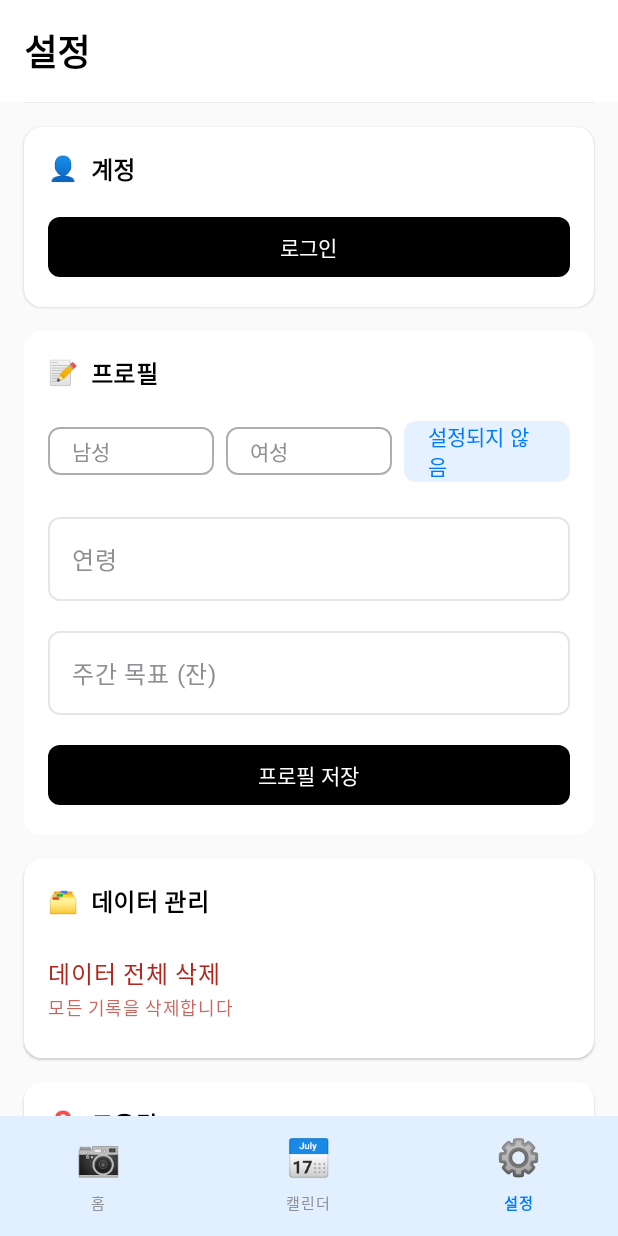
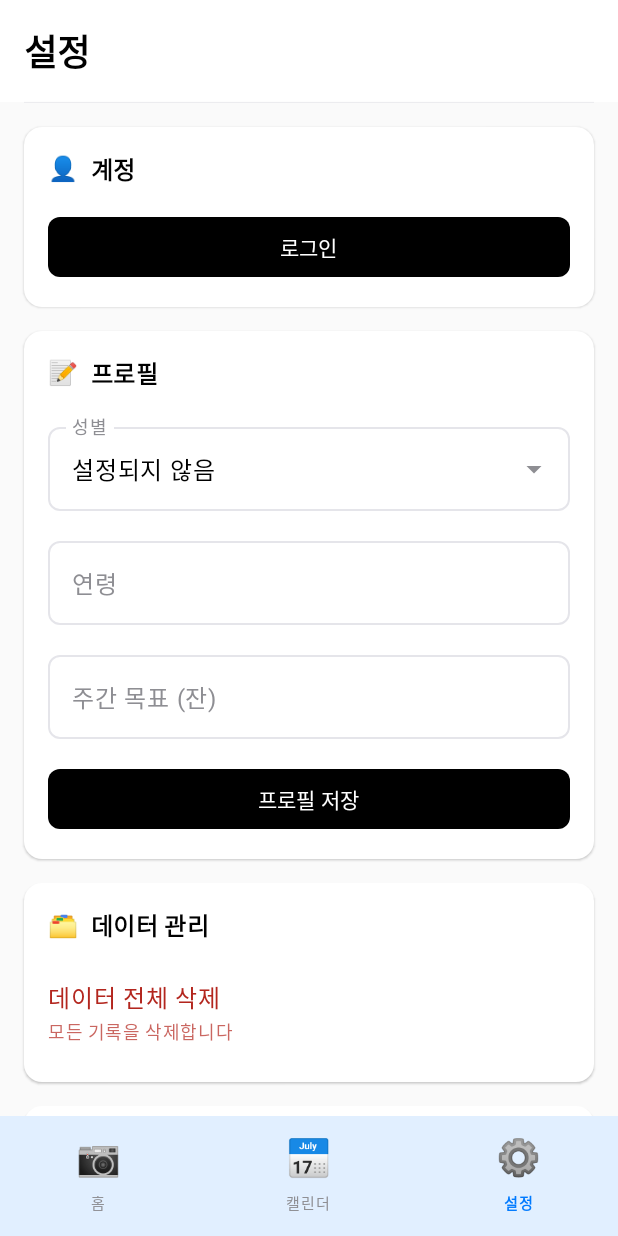
Before and after one commit to namd0ng/team27-aws-hackathon, an Android app built with Jetpack Compose: the SettingsScreen screen opened through its navigation route, on a phone screen of 412 x 824 dp. Run offline under Robolectric (Android 15) with nearby library versions, the phone set to English and light mode, and no system bars.

Commit message:
[UPDATE] 성별 드랍박스 선택 방식으로 수정

```diff
--- a/app/src/main/java/com/hackathon/alcolook/ui/settings/SettingsScreen.kt
+++ b/app/src/main/java/com/hackathon/alcolook/ui/settings/SettingsScreen.kt
@@ -212,29 +212,46 @@ fun SettingsScreen(
                     Spacer(modifier = Modifier.height(16.dp))
 
                     // 성별 선택
-                    Row(
-                        modifier = Modifier.fillMaxWidth(),
-                        horizontalArrangement = Arrangement.spacedBy(8.dp)
+                    var genderExpanded by remember { mutableStateOf(false) }
+                    val genderOptions = listOf("남성", "여성", "설정되지 않음")
+
+                    ExposedDropdownMenuBox(
+                        expanded = genderExpanded,
+                        onExpandedChange = { genderExpanded = !genderExpanded }
                     ) {
-                        listOf("남성", "여성", "설정되지 않음").forEach { gender ->
-                            FilterChip(
-                                onClick = { selectedGender = gender },
-                                label = {
-                                    Text(
-                                        text = gender,
-                                        fontSize = 14.sp,
-                                        fontWeight = FontWeight.Medium
-                                    )
-                                },
-                                selected = selectedGender == gender,
-                                modifier = Modifier.weight(1f),
-                                colors = FilterChipDefaults.filterChipColors(
-                                    selectedContainerColor = TabSelected.copy(alpha = 0.1f),
-                                    selectedLabelColor = TabSelected,
-                                    containerColor = Color.Transparent,
-                                    labelColor = TabUnselected
+                        OutlinedTextField(
+                            value = selectedGender,
+                            onValueChange = {},
+                            readOnly = true,
+                            label = { Text("성별") },
+                            trailingIcon = { ExposedDropdownMenuDefaults.TrailingIcon(expanded = genderExpanded) },
+                            modifier = Modifier
+                                .menuAnchor()
+                                .fillMaxWidth(),
+                            colors = OutlinedTextFieldDefaults.colors(
+                                focusedBorderColor = TabSelected,
+                                focusedLabelColor = TabSelected
+                            ),
+                            shape = RoundedCornerShape(8.dp)
+                        )
+                        ExposedDropdownMenu(
+                            expanded = genderExpanded,
+                            onDismissRequest = { genderExpanded = false }
+                        ) {
+                            genderOptions.forEach { gender ->
+                                DropdownMenuItem(
+                                    text = {
+                                        Text(
+                                            text = gender,
+                                            style = MaterialTheme.typography.bodyMedium
+                                        )
+                                    },
+                                    onClick = {
+                                        selectedGender = gender
+                                        genderExpanded = false
+                                    }
                                 )
-                            )
+                            }
                         }
                     }
 
```
